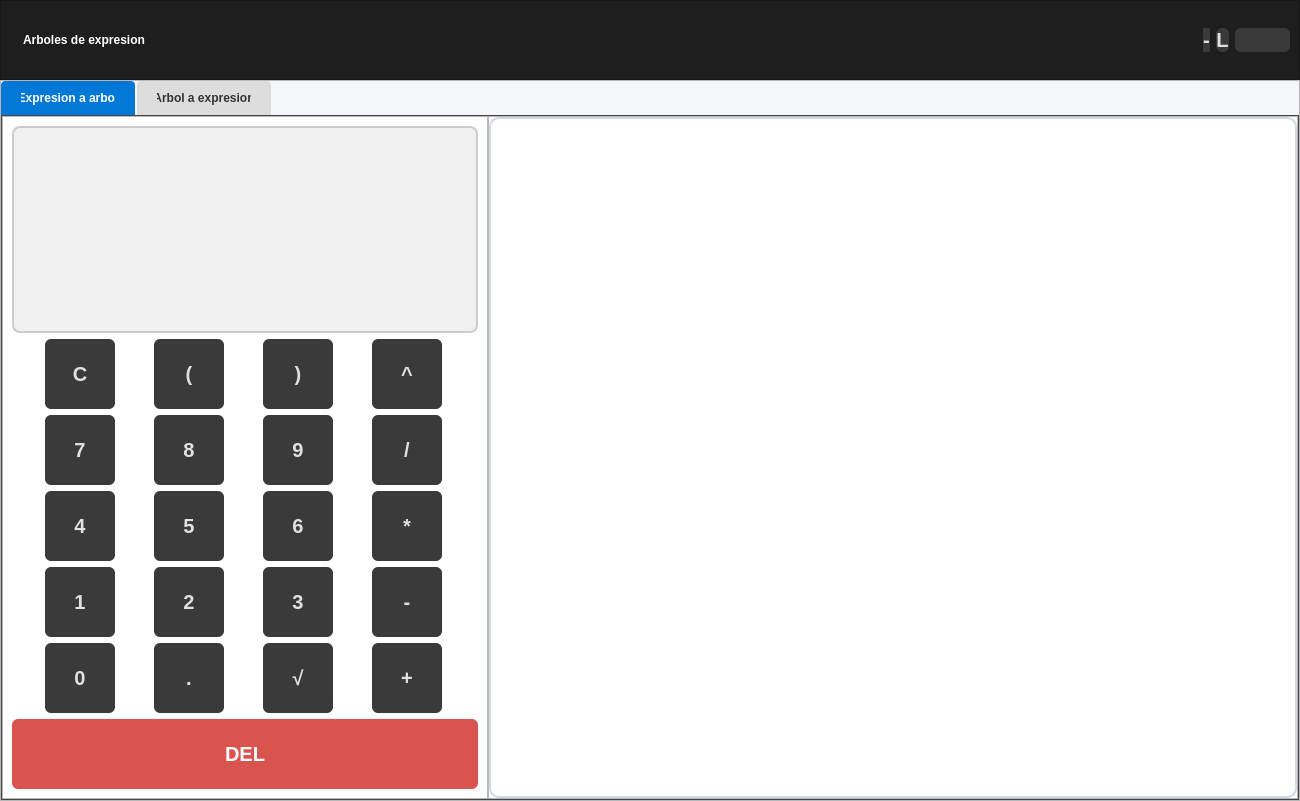
Before: the Qt Designer form Gui/interfaz.ui in ElZypix/ArbolesExprecion, drawn with Qt 5.
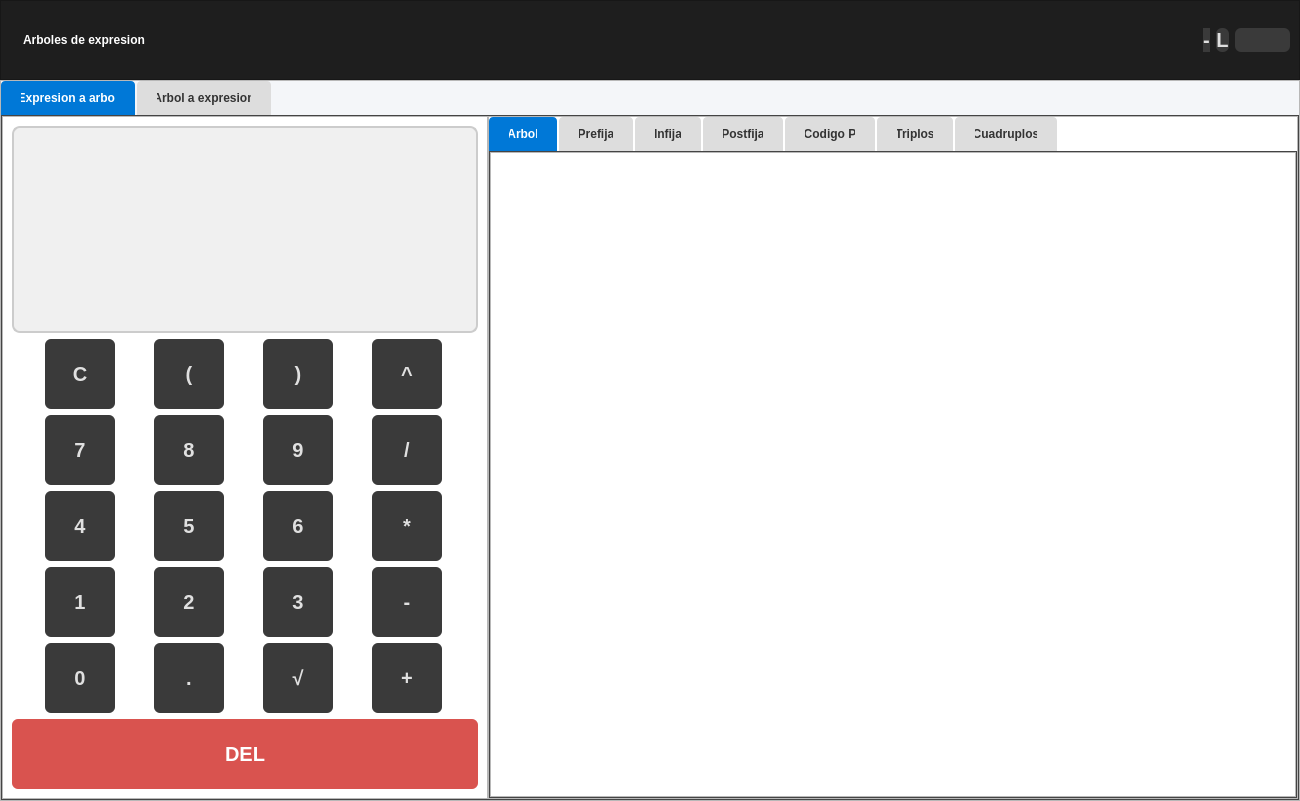
After: the same form once the commit is applied. The open tabs and pages were chosen to show the change. Icons and pictures are not drawn.

```diff
--- a/Gui/interfaz.ui
+++ b/Gui/interfaz.ui
@@ -733,7 +733,66 @@
                <number>0</number>
               </property>
               <item>
-               <widget class="QGraphicsView" name="visor_arbol"/>
+               <widget class="QTabWidget" name="tabWidget">
+                <property name="currentIndex">
+                 <number>6</number>
+                </property>
+                <widget class="QWidget" name="tab_7">
+                 <attribute name="title">
+                  <string>Arbol</string>
+                 </attribute>
+                 <layout class="QHBoxLayout" name="horizontalLayout_8">
+                  <property name="spacing">
+                   <number>0</number>
+                  </property>
+                  <property name="leftMargin">
+                   <number>0</number>
+                  </property>
+                  <property name="topMargin">
+                   <number>0</number>
+                  </property>
+                  <property name="rightMargin">
+                   <number>0</number>
+                  </property>
+                  <property name="bottomMargin">
+                   <number>0</number>
+                  </property>
+                  <item>
+                   <widget class="QTableWidget" name="tableWidget"/>
+                  </item>
+                 </layout>
+                </widget>
+                <widget class="QWidget" name="tab_8">
+                 <attribute name="title">
+                  <string>Prefija</string>
+                 </attribute>
+                </widget>
+                <widget class="QWidget" name="tab_9">
+                 <attribute name="title">
+                  <string>Infija</string>
+                 </attribute>
+                </widget>
+                <widget class="QWidget" name="tab_10">
+                 <attribute name="title">
+                  <string>Postfija</string>
+                 </attribute>
+                </widget>
+                <widget class="QWidget" name="tab_11">
+                 <attribute name="title">
+                  <string>Codigo P</string>
+                 </attribute>
+                </widget>
+                <widget class="QWidget" name="tab_12">
+                 <attribute name="title">
+                  <string>Triplos</string>
+                 </attribute>
+                </widget>
+                <widget class="QWidget" name="tab_13">
+                 <attribute name="title">
+                  <string>Cuadruplos</string>
+                 </attribute>
+                </widget>
+               </widget>
               </item>
              </layout>
             </widget>
```
